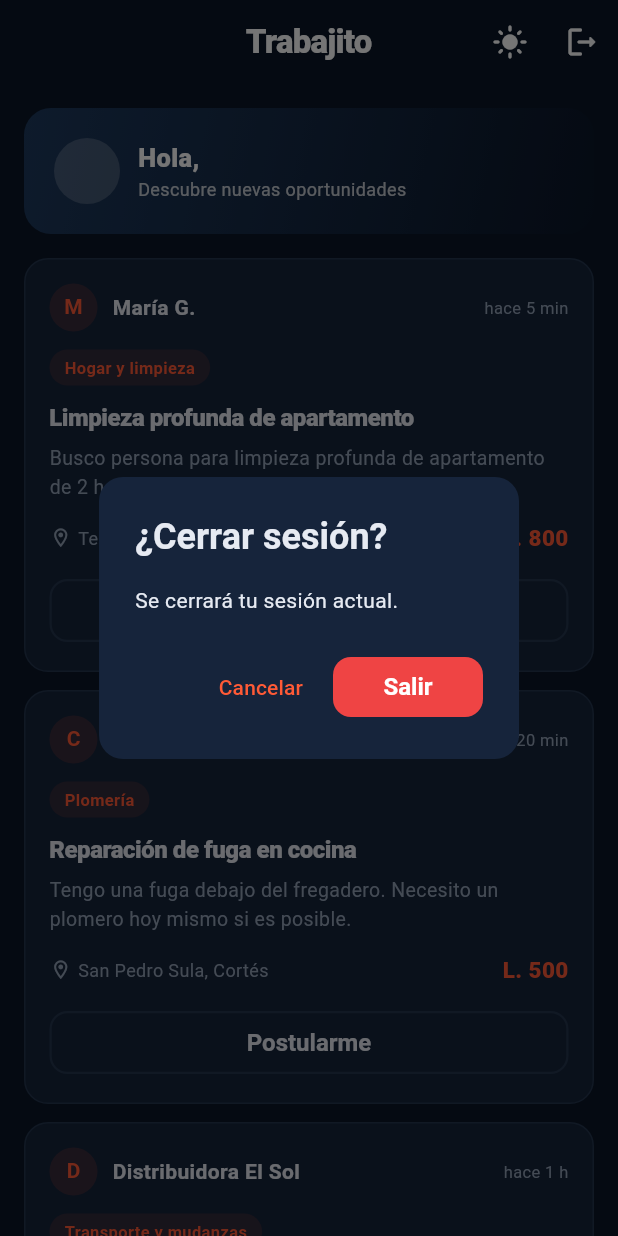
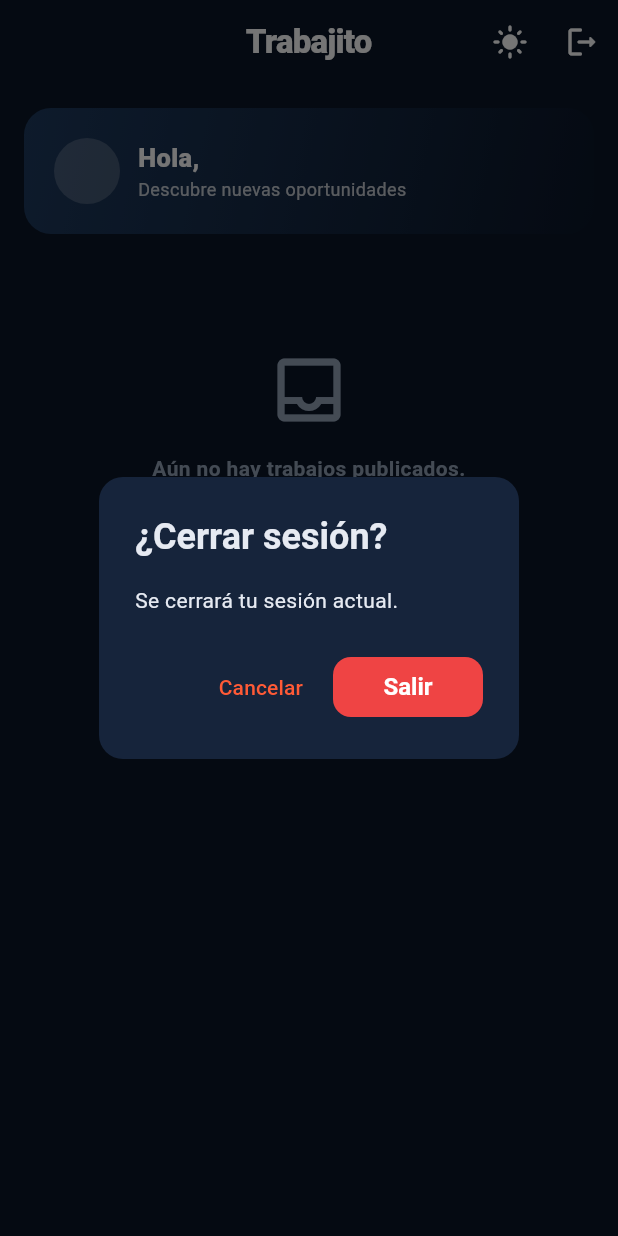
Before and after one commit to cadaba25/TRABAJITO-APP, a Flutter app: the screen it shows once a user with an empty profile is signed in, after a tap on the "dark mode" icon, after a tap on the "logout" icon, on a phone screen of 412 x 824 dp. Run offline on Flutter 3.47's test engine with Material 3 defaults, Android fonts, the phone set to English and light mode, and no system bars; our stand-ins replace cloud_firestore, firebase_auth, firebase_core; accounts and stored records are empty.

Commit message:
Publicacion real de trabajos en Firestore + feed conectado
- Modelo Publicacion con serializacion Firestore y helpers (ubicacion,
  tiempoRelativo) y coleccion 'publicaciones'.
- PublicacionService: crear publicacion y stream de publicaciones
  recientes con paginacion incremental (orderBy por fecha, sin indices
  compuestos; filtro de estado en memoria).
- PublicarTrabajoScreen: formulario para empleadores (titulo, categoria,
  descripcion, presupuesto y ubicacion prellenada), guarda en Firestore.
- Feed principal ahora lee publicaciones reales via StreamBuilder, con
  scroll incremental, estado vacio y el FAB Publicar abriendo el form.

Co-Authored-By: Claude Opus 4.8 <noreply@anthropic.com>
Claude-Session: https://claude.ai/code/session_01GbBBJNMK8iRPJ5Zz2J5ivU

```diff
--- /dev/null
+++ b/lib/models/publicacion.dart
@@ -0,0 +1,80 @@
+import 'package:cloud_firestore/cloud_firestore.dart';
+
+/// Modelo de una publicación de trabajo/servicio creada por un empleador.
+class Publicacion {
+  final String id;
+  final String uidEmpleador;
+  final String autor;        // nombre visible del empleador / empresa
+  final String categoria;    // sector / rubro
+  final String titulo;
+  final String descripcion;
+  final String departamento;
+  final String ciudad;
+  final String presupuesto;  // texto libre, p. ej. "L. 800"
+  final DateTime fechaCreacion;
+  final String estado;       // 'activo' | 'cerrado'
+
+  const Publicacion({
+    this.id = '',
+    required this.uidEmpleador,
+    required this.autor,
+    required this.categoria,
+    required this.titulo,
+    required this.descripcion,
+    this.departamento = '',
+    this.ciudad = '',
+    this.presupuesto = '',
+    required this.fechaCreacion,
+    this.estado = 'activo',
+  });
+
+  /// Ubicación legible para la UI.
+  String get ubicacion {
+    if (ciudad.isNotEmpty && departamento.isNotEmpty) return '$ciudad, $departamento';
+    if (ciudad.isNotEmpty) return ciudad;
+    return departamento;
+  }
+
+  /// Tiempo transcurrido desde la publicación, en formato corto.
+  String get tiempoRelativo {
+    final d = DateTime.now().difference(fechaCreacion);
+    if (d.inSeconds < 60) return 'hace un momento';
+    if (d.inMinutes < 60) return 'hace ${d.inMinutes} min';
+    if (d.inHours < 24) return 'hace ${d.inHours} h';
+    if (d.inDays < 7) return 'hace ${d.inDays} d';
+    final semanas = (d.inDays / 7).floor();
+    return 'hace $semanas sem';
+  }
+
+  factory Publicacion.desdeFirestore(DocumentSnapshot doc) {
+    final d = doc.data() as Map<String, dynamic>;
+    return Publicacion(
+      id: doc.id,
+      uidEmpleador: d['uidEmpleador'] ?? '',
+      autor: d['autor'] ?? '',
+      categoria: d['categoria'] ?? '',
+      titulo: d['titulo'] ?? '',
+      descripcion: d['descripcion'] ?? '',
+      departamento: d['departamento'] ?? '',
+      ciudad: d['ciudad'] ?? '',
+      presupuesto: d['presupuesto'] ?? '',
+      fechaCreacion: d['fechaCreacion'] != null
+          ? (d['fechaCreacion'] as Timestamp).toDate()
+          : DateTime.now(),
+      estado: d['estado'] ?? 'activo',
+    );
+  }
+
+  Map<String, dynamic> aFirestore() => {
+    'uidEmpleador': uidEmpleador,
+    'autor': autor,
+    'categoria': categoria,
+    'titulo': titulo,
+    'descripcion': descripcion,
+    'departamento': departamento,
+    'ciudad': ciudad,
+    'presupuesto': presupuesto,
+    'fechaCreacion': Timestamp.fromDate(fechaCreacion),
+    'estado': estado,
+  };
+}
--- a/lib/screens/principal_temporal_screen.dart
+++ b/lib/screens/principal_temporal_screen.dart
@@ -1,32 +1,13 @@
 import 'package:flutter/material.dart';
+import '../models/publicacion.dart';
 import '../models/usuario.dart';
 import '../services/auth_service.dart';
+import '../services/publicacion_service.dart';
 import '../utils/constantes.dart';
+import 'publicar_trabajo_screen.dart';
 
-/// Modelo temporal de una publicación del feed (trabajo / servicio).
-/// Más adelante se reemplazará por datos reales desde Firestore.
-class _Publicacion {
-  final String autor;
-  final String categoria;
-  final String titulo;
-  final String descripcion;
-  final String ubicacion;
-  final String presupuesto;
-  final String tiempo;
-
-  const _Publicacion({
-    required this.autor,
-    required this.categoria,
-    required this.titulo,
-    required this.descripcion,
-    required this.ubicacion,
-    required this.presupuesto,
-    required this.tiempo,
-  });
-}
-
-/// Pantalla principal TEMPORAL: feed de scroll infinito tipo red social
-/// con publicaciones de trabajos/servicios en contenedores minimalistas.
+/// Pantalla principal: feed de scroll infinito con las publicaciones de
+/// trabajos/servicios reales (Firestore), en contenedores minimalistas.
 /// Se adapta al modo claro/oscuro y permite alternarlo.
 class PrincipalTemporalScreen extends StatefulWidget {
   const PrincipalTemporalScreen({super.key});
@@ -38,82 +19,18 @@ class PrincipalTemporalScreen extends StatefulWidget {
 
 class _PrincipalTemporalScreenState extends State<PrincipalTemporalScreen> {
   final _authService = AuthService();
+  final _pubService = PublicacionService();
   final _scrollCtrl = ScrollController();
 
   Usuario? _usuario;
   bool _cargandoUsuario = true;
-  bool _cargandoMas = false;
-  final List<_Publicacion> _posts = [];
-
-  // Plantillas de ejemplo para generar el feed.
-  static const List<_Publicacion> _plantillas = [
-    _Publicacion(
-      autor: 'María G.',
-      categoria: 'Hogar y limpieza',
-      titulo: 'Limpieza profunda de apartamento',
-      descripcion:
-          'Busco persona para limpieza profunda de apartamento de 2 habitaciones. Incluye cocina y baños.',
-      ubicacion: 'Tegucigalpa, F.M.',
-      presupuesto: 'L. 800',
-      tiempo: 'hace 5 min',
-    ),
-    _Publicacion(
-      autor: 'Carlos M.',
-      categoria: 'Plomería',
-      titulo: 'Reparación de fuga en cocina',
-      descripcion:
-          'Tengo una fuga debajo del fregadero. Necesito un plomero hoy mismo si es posible.',
-      ubicacion: 'San Pedro Sula, Cortés',
-      presupuesto: 'L. 500',
-      tiempo: 'hace 20 min',
-    ),
-    _Publicacion(
-      autor: 'Distribuidora El Sol',
-      categoria: 'Transporte y mudanzas',
-      titulo: 'Ayudante para mudanza el sábado',
-      descripcion:
-          'Necesitamos 2 personas para cargar y descargar mobiliario de oficina. Jornada de medio día.',
-      ubicacion: 'La Ceiba, Atlántida',
-      presupuesto: 'L. 1,200',
-      tiempo: 'hace 1 h',
-    ),
-    _Publicacion(
-      autor: 'Ana P.',
-      categoria: 'Educación y tutorías',
-      titulo: 'Clases de matemáticas para 9no grado',
-      descripcion:
-          'Busco tutor de matemáticas, 3 veces por semana, modalidad presencial o en línea.',
-      ubicacion: 'Comayagua',
-      presupuesto: 'L. 250/hora',
-      tiempo: 'hace 2 h',
-    ),
-    _Publicacion(
-      autor: 'José R.',
-      categoria: 'Electricidad',
-      titulo: 'Instalación de tomacorrientes',
-      descripcion:
-          'Necesito instalar 4 tomacorrientes nuevos y revisar el panel eléctrico de la casa.',
-      ubicacion: 'Choloma, Cortés',
-      presupuesto: 'L. 900',
-      tiempo: 'hace 3 h',
-    ),
-    _Publicacion(
-      autor: 'Cafetería Luna',
-      categoria: 'Diseño y publicidad',
-      titulo: 'Diseño de menú y logo',
-      descripcion:
-          'Cafetería nueva busca diseñador para identidad visual: logo, menú y redes sociales.',
-      ubicacion: 'Tegucigalpa, F.M.',
-      presupuesto: 'L. 3,000',
-      tiempo: 'hace 5 h',
-    ),
-  ];
+  int _limite = 20;
+  int _ultimoConteo = 0;
 
   @override
   void initState() {
     super.initState();
     _cargarUsuario();
-    _posts.addAll(_generarLote());
     _scrollCtrl.addListener(_alHacerScroll);
   }
 
@@ -134,28 +51,13 @@ class _PrincipalTemporalScreenState extends State<PrincipalTemporalScreen> {
   }
 
   void _alHacerScroll() {
+    // Si llegamos cerca del final y la página está completa (probablemente
+    // hay más), pedimos más resultados aumentando el límite.
     if (_scrollCtrl.position.pixels >=
             _scrollCtrl.position.maxScrollExtent - 400 &&
-        !_cargandoMas) {
-      _cargarMas();
+        _ultimoConteo >= _limite) {
+      setState(() => _limite += 10);
     }
-  }
-
-  Future<void> _cargarMas() async {
-    if (_cargandoMas) return;
-    setState(() => _cargandoMas = true);
-    await Future.delayed(const Duration(milliseconds: 700)); // simula red
-    if (!mounted) return;
-    setState(() {
-      _posts.addAll(_generarLote());
-      _cargandoMas = false;
-    });
-  }
-
-  /// Genera un lote de publicaciones reutilizando las plantillas.
-  List<_Publicacion> _generarLote() {
-    return List.generate(_plantillas.length,
-        (i) => _plantillas[(_posts.length + i) % _plantillas.length]);
   }
 
   Future<void> _cerrarSesion() async {
@@ -186,6 +88,17 @@ class _PrincipalTemporalScreenState extends State<PrincipalTemporalScreen> {
   }
 
   void _alternarTema() => notificadorTema.value = !notificadorTema.value;
+
+  Future<void> _publicarTrabajo() async {
+    if (_usuario == null) return;
+    await Navigator.push(
+      context,
+      MaterialPageRoute(
+        builder: (_) => PublicarTrabajoScreen(usuario: _usuario!),
+      ),
+    );
+    // El stream del feed se actualiza solo; no hace falta recargar.
+  }
 
   void _proximamente() {
     ScaffoldMessenger.of(context).showSnackBar(
@@ -225,7 +138,7 @@ class _PrincipalTemporalScreenState extends State<PrincipalTemporalScreen> {
       ),
       floatingActionButton: esEmpleador
           ? FloatingActionButton.extended(
-              onPressed: _proximamente,
+              onPressed: _publicarTrabajo,
               backgroundColor: AppColores.acento,
               foregroundColor: AppColores.blanco,
               icon: const Icon(Icons.add_rounded),
@@ -236,35 +149,41 @@ class _PrincipalTemporalScreenState extends State<PrincipalTemporalScreen> {
       body: _cargandoUsuario
           ? const Center(
               child: CircularProgressIndicator(color: AppColores.acento))
-          : RefreshIndicator(
-              color: AppColores.acento,
-              onRefresh: () async {
-                await Future.delayed(const Duration(milliseconds: 600));
-                if (!mounted) return;
-                setState(() {
-                  _posts
-                    ..clear()
-                    ..addAll(_generarLote());
-                });
-              },
-              child: ListView.builder(
+          : StreamBuilder<List<Publicacion>>(
+              stream: _pubService.streamPublicaciones(limite: _limite),
+              builder: (context, snapshot) {
+                if (snapshot.connectionState == ConnectionState.waiting &&
+                    !snapshot.hasData) {
+                  return const Center(
+                      child: CircularProgressIndicator(
+                          color: AppColores.acento));
+                }
+                if (snapshot.hasError) {
+                  return _mensajeVacio(oscuro,
+                      icono: Icons.cloud_off_outlined,
+                      texto: 'No se pudieron cargar las publicaciones');
+                }
+                final posts = snapshot.data ?? [];
+                _ultimoConteo = posts.length;
+
+                return ListView.builder(
                   controller: _scrollCtrl,
                   physics: const AlwaysScrollableScrollPhysics(),
-                padding: const EdgeInsets.fromLTRB(16, 16, 16, 24),
-                // header + posts + indicador de carga
-                itemCount: _posts.length + 2,
+                  padding: const EdgeInsets.fromLTRB(16, 16, 16, 90),
+                  itemCount: posts.isEmpty ? 2 : posts.length + 1,
                   itemBuilder: (context, index) {
-                  if (index == 0) return _encabezado(oscuro, esEmpleador);
-                  if (index == _posts.length + 1) return _pieCarga();
-                  return _tarjetaPost(_posts[index - 1], oscuro);
+                    if (index == 0) return _encabezado(esEmpleador);
+                    if (posts.isEmpty) return _estadoVacio(oscuro, esEmpleador);
+                    return _tarjetaPost(posts[index - 1], oscuro);
                   },
-              ),
+                );
+              },
             ),
     );
   }
 
   // ── ENCABEZADO ─────────────────────────────────────────────
-  Widget _encabezado(bool oscuro, bool esEmpleador) {
+  Widget _encabezado(bool esEmpleador) {
     final nombre = _usuario?.nombreVisible ?? '';
     return Padding(
       padding: const EdgeInsets.only(bottom: 16),
@@ -278,10 +197,7 @@ class _PrincipalTemporalScreenState extends State<PrincipalTemporalScreen> {
           ),
           borderRadius: BorderRadius.circular(18),
         ),
-        child: Column(
-          crossAxisAlignment: CrossAxisAlignment.start,
-          children: [
-            Row(
+        child: Row(
           children: [
             CircleAvatar(
               radius: 22,
@@ -311,13 +227,10 @@ class _PrincipalTemporalScreenState extends State<PrincipalTemporalScreen> {
                         ? 'Publica un trabajo y recibe propuestas'
                         : 'Descubre nuevas oportunidades',
                     style: TextStyle(
-                            color: Colors.white.withOpacity(0.75),
-                            fontSize: 12),
+                        color: Colors.white.withOpacity(0.75), fontSize: 12),
                   ),
                 ],
               ),
-                ),
-              ],
             ),
           ],
         ),
@@ -326,11 +239,12 @@ class _PrincipalTemporalScreenState extends State<PrincipalTemporalScreen> {
   }
 
   // ── TARJETA DE PUBLICACIÓN ─────────────────────────────────
-  Widget _tarjetaPost(_Publicacion p, bool oscuro) {
+  Widget _tarjetaPost(Publicacion p, bool oscuro) {
     final superficie = oscuro ? AppColores.superficieOscura : AppColores.blanco;
     final borde = oscuro ? AppColores.bordeOscuro : AppColores.grisClaro;
     final textoPrincipal = oscuro ? AppColores.textoOscuro : AppColores.texto;
     final textoSec = oscuro ? AppColores.grisMedio : AppColores.grisTexto;
+    final esEmpleador = _usuario?.esEmpleador ?? false;
 
     return Container(
       margin: const EdgeInsets.only(bottom: 12),
@@ -350,7 +264,7 @@ class _PrincipalTemporalScreenState extends State<PrincipalTemporalScreen> {
                 radius: 16,
                 backgroundColor: AppColores.acento.withOpacity(0.15),
                 child: Text(
-                  p.autor.isNotEmpty ? p.autor[0] : '?',
+                  p.autor.isNotEmpty ? p.autor[0].toUpperCase() : '?',
                   style: const TextStyle(
                       color: AppColores.acento,
                       fontWeight: FontWeight.w700,
@@ -360,20 +274,21 @@ class _PrincipalTemporalScreenState extends State<PrincipalTemporalScreen> {
               const SizedBox(width: 10),
               Expanded(
                 child: Text(
-                  p.autor,
+                  p.autor.isEmpty ? 'Anónimo' : p.autor,
                   style: TextStyle(
                       color: textoPrincipal,
                       fontWeight: FontWeight.w700,
                       fontSize: 14),
                 ),
               ),
-              Text(p.tiempo,
+              Text(p.tiempoRelativo,
                   style: TextStyle(color: textoSec, fontSize: 11)),
             ],
           ),
           const SizedBox(height: 12),
 
           // Chip de categoría
+          if (p.categoria.isNotEmpty) ...[
             Container(
               padding: const EdgeInsets.symmetric(horizontal: 10, vertical: 4),
               decoration: BoxDecoration(
@@ -389,6 +304,7 @@ class _PrincipalTemporalScreenState extends State<PrincipalTemporalScreen> {
               ),
             ),
             const SizedBox(height: 10),
+          ],
 
           // Título
           Text(
@@ -414,11 +330,13 @@ class _PrincipalTemporalScreenState extends State<PrincipalTemporalScreen> {
               Icon(Icons.location_on_outlined, size: 15, color: textoSec),
               const SizedBox(width: 4),
               Expanded(
-                child: Text(p.ubicacion,
+                child: Text(
+                    p.ubicacion.isEmpty ? 'Honduras' : p.ubicacion,
                     maxLines: 1,
                     overflow: TextOverflow.ellipsis,
                     style: TextStyle(color: textoSec, fontSize: 12)),
               ),
+              if (p.presupuesto.isNotEmpty)
                 Text(
                   p.presupuesto,
                   style: const TextStyle(
@@ -436,9 +354,7 @@ class _PrincipalTemporalScreenState extends State<PrincipalTemporalScreen> {
             child: OutlinedButton(
               style: OutlinedButton.styleFrom(minimumSize: const Size(0, 42)),
               onPressed: _proximamente,
-              child: Text(
-                (_usuario?.esEmpleador ?? false) ? 'Ver detalles' : 'Postularme',
-              ),
+              child: Text(esEmpleador ? 'Ver detalles' : 'Postularme'),
             ),
           ),
         ],
@@ -446,17 +362,36 @@ class _PrincipalTemporalScreenState extends State<PrincipalTemporalScreen> {
     );
   }
 
-  // ── INDICADOR DE CARGA AL FINAL ────────────────────────────
-  Widget _pieCarga() {
-    return const Padding(
-      padding: EdgeInsets.symmetric(vertical: 24),
-      child: Center(
-        child: SizedBox(
-          height: 26,
-          width: 26,
-          child: CircularProgressIndicator(
-              strokeWidth: 2.5, color: AppColores.acento),
+  // ── ESTADO VACÍO ───────────────────────────────────────────
+  Widget _estadoVacio(bool oscuro, bool esEmpleador) {
+    return Padding(
+      padding: const EdgeInsets.only(top: 60),
+      child: _mensajeVacio(
+        oscuro,
+        icono: Icons.inbox_outlined,
+        texto: esEmpleador
+            ? 'Aún no hay publicaciones.\n¡Publica el primer trabajo!'
+            : 'Aún no hay trabajos publicados.\nVuelve pronto.',
       ),
+    );
+  }
+
+  Widget _mensajeVacio(bool oscuro,
+      {required IconData icono, required String texto}) {
+    final textoSec = oscuro ? AppColores.grisMedio : AppColores.grisTexto;
+    return Center(
+      child: Column(
+        mainAxisAlignment: MainAxisAlignment.center,
+        children: [
+          Icon(icono, size: 56, color: AppColores.grisMedio),
+          const SizedBox(height: 14),
+          Text(
+            texto,
+            textAlign: TextAlign.center,
+            style: TextStyle(
+                color: textoSec, fontSize: 14, fontWeight: FontWeight.w600),
+          ),
+        ],
       ),
     );
   }
--- /dev/null
+++ b/lib/services/publicacion_service.dart
@@ -0,0 +1,48 @@
+import 'package:cloud_firestore/cloud_firestore.dart';
+import '../models/publicacion.dart';
+import '../utils/constantes.dart';
+
+/// Servicio para crear y consultar publicaciones de trabajos en Firestore.
+class PublicacionService {
+  final FirebaseFirestore _db = FirebaseFirestore.instance;
+
+  CollectionReference<Map<String, dynamic>> get _col =>
+      _db.collection(FirestoreColecciones.publicaciones);
+
+  /// Crea una nueva publicación. Devuelve null si todo fue bien o un
+  /// mensaje de error.
+  Future<String?> crearPublicacion(Publicacion publicacion) async {
+    try {
+      await _col.add(publicacion.aFirestore());
+      return null;
+    } catch (_) {
+      return MensajesError.errorGeneral;
+    }
+  }
+
+  /// Stream con las publicaciones más recientes, limitadas a [limite]
+  /// (permite paginación incremental al hacer scroll).
+  ///
+  /// Se ordena solo por fecha (índice de campo único, sin necesidad de
+  /// índices compuestos). Las publicaciones cerradas se filtran en memoria.
+  Stream<List<Publicacion>> streamPublicaciones({int limite = 20}) {
+    return _col
+        .orderBy('fechaCreacion', descending: true)
+        .limit(limite)
+        .snapshots()
+        .map((snap) => snap.docs
+            .map((d) => Publicacion.desdeFirestore(d))
+            .where((p) => p.estado == 'activo')
+            .toList());
+  }
+
+  /// Stream con las publicaciones de un empleador específico.
+  Stream<List<Publicacion>> streamMisPublicaciones(String uid) {
+    return _col
+        .where('uidEmpleador', isEqualTo: uid)
+        .orderBy('fechaCreacion', descending: true)
+        .snapshots()
+        .map((snap) =>
+            snap.docs.map((d) => Publicacion.desdeFirestore(d)).toList());
+  }
+}
--- a/lib/utils/constantes.dart
+++ b/lib/utils/constantes.dart
@@ -62,6 +62,7 @@ class AppTextos {
 // ─────────────────────────────────────────────────────────────
 class FirestoreColecciones {
   static const String usuarios = 'usuarios';
+  static const String publicaciones = 'publicaciones';
 }
 
 class CamposUsuario {
```
Also changed, not shown: lib/screens/publicar_trabajo_screen.dart (added, +190 -0 lines). Lines whose indentation alone changed are shown as unchanged.
